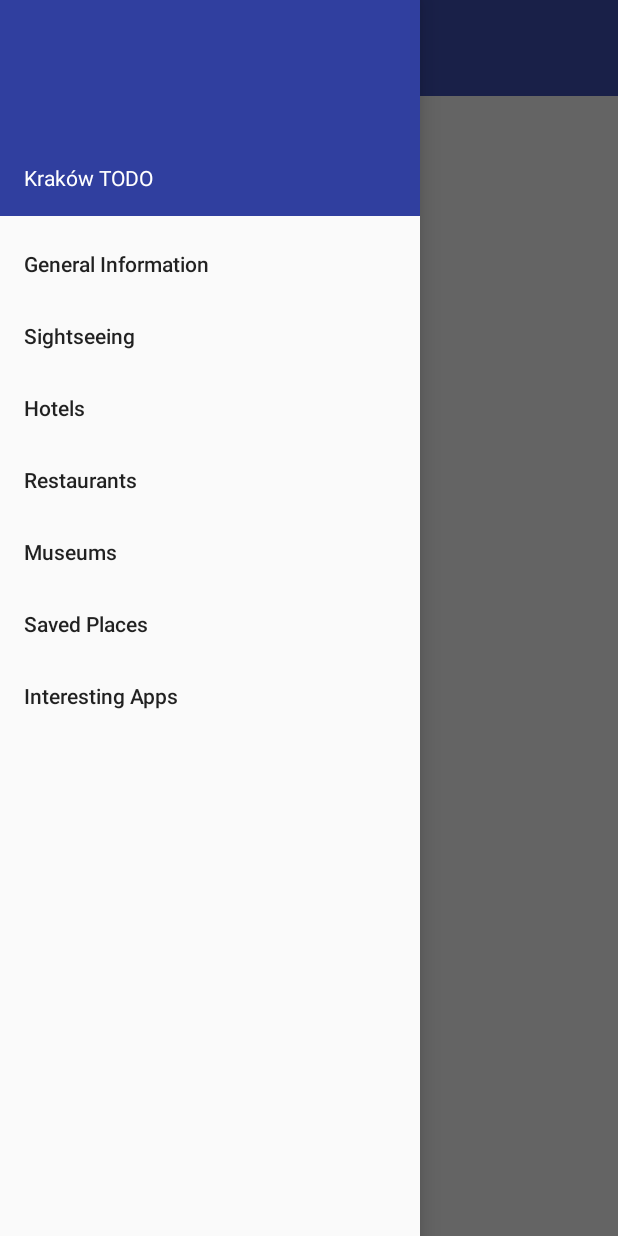
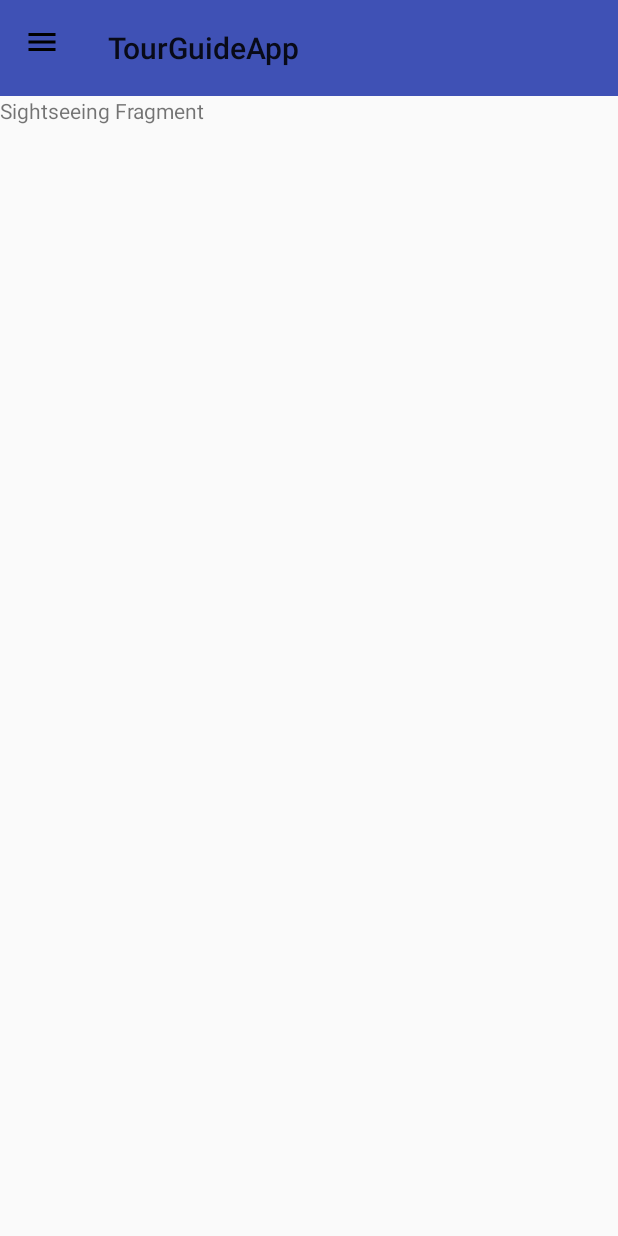
Before and after one commit to Rif7/TourGuideApp, an Android app: the screen it shows after launch (MainActivity), in the side drawer, after a tap on "Sightseeing", on a phone screen of 412 x 824 dp. Run offline under Robolectric (Android 15) with nearby library versions, the phone set to English and light mode, and no system bars.

Commit message:
Created two initial activities and added menu click handlers

```diff
--- a/app/build.gradle
+++ b/app/build.gradle
@@ -22,6 +22,7 @@
     implementation fileTree(dir: 'libs', include: ['*.jar'])
     implementation 'com.android.support:appcompat-v7:27.1.1'
     implementation 'com.android.support.constraint:constraint-layout:1.1.0'
+    implementation 'com.android.support:support-v4:27.1.1'
     testImplementation 'junit:junit:4.12'
     androidTestImplementation 'com.android.support.test:runner:1.0.1'
     androidTestImplementation 'com.android.support.test.espresso:espresso-core:3.0.1'
--- /dev/null
+++ b/app/src/main/java/com/example/android/tourguideapp/GeneralInformationFragment.java
@@ -0,0 +1,108 @@
+package com.example.android.tourguideapp;
+
+import android.content.Context;
+import android.net.Uri;
+import android.os.Bundle;
+import android.support.v4.app.Fragment;
+import android.view.LayoutInflater;
+import android.view.View;
+import android.view.ViewGroup;
+
+
+/**
+ * A simple {@link Fragment} subclass.
+ * Activities that contain this fragment must implement the
+ * {@link GeneralInformationFragment.OnFragmentInteractionListener} interface
+ * to handle interaction events.
+ * Use the {@link GeneralInformationFragment#newInstance} factory method to
+ * create an instance of this fragment.
+ */
+public class GeneralInformationFragment extends android.support.v4.app.Fragment  {
+    // TODO: Rename parameter arguments, choose names that match
+    // the fragment initialization parameters, e.g. ARG_ITEM_NUMBER
+    private static final String ARG_PARAM1 = "param1";
+    private static final String ARG_PARAM2 = "param2";
+
+    // TODO: Rename and change types of parameters
+    private String mParam1;
+    private String mParam2;
+
+    private OnFragmentInteractionListener mListener;
+
+    public GeneralInformationFragment() {
+        // Required empty public constructor
+    }
+
+    /**
+     * Use this factory method to create a new instance of
+     * this fragment using the provided parameters.
+     *
+     * @param param1 Parameter 1.
+     * @param param2 Parameter 2.
+     * @return A new instance of fragment GeneralInformationFragment.
+     */
+    // TODO: Rename and change types and number of parameters
+    public static GeneralInformationFragment newInstance(String param1, String param2) {
+        GeneralInformationFragment fragment = new GeneralInformationFragment();
+        Bundle args = new Bundle();
+        args.putString(ARG_PARAM1, param1);
+        args.putString(ARG_PARAM2, param2);
+        fragment.setArguments(args);
+        return fragment;
+    }
+
+    @Override
+    public void onCreate(Bundle savedInstanceState) {
+        super.onCreate(savedInstanceState);
+        if (getArguments() != null) {
+            mParam1 = getArguments().getString(ARG_PARAM1);
+            mParam2 = getArguments().getString(ARG_PARAM2);
+        }
+    }
+
+    @Override
+    public View onCreateView(LayoutInflater inflater, ViewGroup container,
+                             Bundle savedInstanceState) {
+        // Inflate the layout for this fragment
+        return inflater.inflate(R.layout.fragment_general_information, container, false);
+    }
+
+    // TODO: Rename method, update argument and hook method into UI event
+    public void onButtonPressed(Uri uri) {
+        if (mListener != null) {
+            mListener.onFragmentInteraction(uri);
+        }
+    }
+
+    @Override
+    public void onAttach(Context context) {
+        super.onAttach(context);
+        if (context instanceof OnFragmentInteractionListener) {
+            mListener = (OnFragmentInteractionListener) context;
+        } else {
+            throw new RuntimeException(context.toString()
+                    + " must implement OnFragmentInteractionListener");
+        }
+    }
+
+    @Override
+    public void onDetach() {
+        super.onDetach();
+        mListener = null;
+    }
+
+    /**
+     * This interface must be implemented by activities that contain this
+     * fragment to allow an interaction in this fragment to be communicated
+     * to the activity and potentially other fragments contained in that
+     * activity.
+     * <p>
+     * See the Android Training lesson <a href=
+     * "http://developer.android.com/training/basics/fragments/communicating.html"
+     * >Communicating with Other Fragments</a> for more information.
+     */
+    public interface OnFragmentInteractionListener {
+        // TODO: Update argument type and name
+        void onFragmentInteraction(Uri uri);
+    }
+}
--- a/app/src/main/java/com/example/android/tourguideapp/MainActivity.java
+++ b/app/src/main/java/com/example/android/tourguideapp/MainActivity.java
@@ -1,16 +1,28 @@
 package com.example.android.tourguideapp;
 
+
+import android.net.Uri;
+import android.support.design.widget.NavigationView;
+import android.support.v4.app.Fragment;
+import android.support.v4.app.FragmentManager;
+import android.support.v4.view.GravityCompat;
+import android.support.v4.widget.DrawerLayout;
 import android.support.v7.app.ActionBar;
 import android.support.v7.app.AppCompatActivity;
 import android.os.Bundle;
 import android.support.v7.widget.Toolbar;
+import android.view.MenuItem;
 
-public class MainActivity extends AppCompatActivity {
+public class MainActivity extends AppCompatActivity
+        implements SightseeingFragment.OnFragmentInteractionListener,
+        GeneralInformationFragment.OnFragmentInteractionListener {
+    private DrawerLayout mDrawerLayout;
 
     @Override
     protected void onCreate(Bundle savedInstanceState) {
         super.onCreate(savedInstanceState);
         setContentView(R.layout.activity_main);
+        mDrawerLayout = findViewById(R.id.drawer_layout);
 
         // Setting Toolbar
         Toolbar toolbar = findViewById(R.id.toolbar);
@@ -18,8 +30,71 @@
         ActionBar actionbar = getSupportActionBar();
         actionbar.setDisplayHomeAsUpEnabled(true);
         actionbar.setTitle(R.string.app_name);
-        actionbar.setHomeAsUpIndicator(R.mipmap.ic_launcher); // TODO
+        actionbar.setHomeAsUpIndicator(R.drawable.ic_menu_black); // TODO
 
+        // Adding initial fragment
+        FragmentManager fragmentManager = getSupportFragmentManager();
+        fragmentManager.beginTransaction().replace(R.id.main_fragment,
+                new GeneralInformationFragment()).commit();
+
+        NavigationView navigationView = findViewById(R.id.nav_view);
+        navigationView.setNavigationItemSelectedListener(
+            new NavigationView.OnNavigationItemSelectedListener() {
+                @Override
+                public boolean onNavigationItemSelected(MenuItem menuItem) {
+                    selectDrawerItem(menuItem);
+                    return true;
+                }
+            });
+
+    }
+
+    public void selectDrawerItem(MenuItem menuItem) {
+        // Create a new fragment and specify the fragment to show based on nav item clicked
+        Fragment fragment = null;
+        Class fragmentClass;
+        switch(menuItem.getItemId()) {
+            case R.id.mnu_general_information:
+                fragmentClass = GeneralInformationFragment.class;
+                break;
+            case R.id.mnu_sightseeing:
+                fragmentClass = SightseeingFragment.class;
+                break;
+            default:
+                fragmentClass = GeneralInformationFragment.class;
+        }
+        try {
+            fragment = (Fragment) fragmentClass.newInstance();
+        } catch (Exception e) {
+            e.printStackTrace();
+        }
+        // Insert the fragment by replacing any existing fragment
+        FragmentManager fragmentManager = getSupportFragmentManager();
+        fragmentManager.beginTransaction().replace(R.id.main_fragment, fragment).commit();
+
+        // Highlight the selected item has been done by NavigationView
+        menuItem.setChecked(true);
+        // Set action bar title
+        setTitle(menuItem.getTitle());
+        // Close the navigation drawer
+        mDrawerLayout.closeDrawers();
+
+    }
+
+
+    @Override
+    public boolean onOptionsItemSelected(MenuItem item) {
+        switch (item.getItemId()) {
+            case android.R.id.home:
+                mDrawerLayout.openDrawer(GravityCompat.START);
+                return true;
+        }
+        return super.onOptionsItemSelected(item);
+    }
+
+
+    @Override
+    public void onFragmentInteraction(Uri uri) {
 
     }
 }
--- /dev/null
+++ b/app/src/main/java/com/example/android/tourguideapp/SightseeingFragment.java
@@ -0,0 +1,108 @@
+package com.example.android.tourguideapp;
+
+import android.content.Context;
+import android.net.Uri;
+import android.os.Bundle;
+import android.support.v4.app.Fragment;
+import android.view.LayoutInflater;
+import android.view.View;
+import android.view.ViewGroup;
+
+
+/**
+ * A simple {@link Fragment} subclass.
+ * Activities that contain this fragment must implement the
+ * {@link SightseeingFragment.OnFragmentInteractionListener} interface
+ * to handle interaction events.
+ * Use the {@link SightseeingFragment#newInstance} factory method to
+ * create an instance of this fragment.
+ */
+public class SightseeingFragment extends android.support.v4.app.Fragment  {
+    // TODO: Rename parameter arguments, choose names that match
+    // the fragment initialization parameters, e.g. ARG_ITEM_NUMBER
+    private static final String ARG_PARAM1 = "param1";
+    private static final String ARG_PARAM2 = "param2";
+
+    // TODO: Rename and change types of parameters
+    private String mParam1;
+    private String mParam2;
+
+    private OnFragmentInteractionListener mListener;
+
+    public SightseeingFragment() {
+        // Required empty public constructor
+    }
+
+    /**
+     * Use this factory method to create a new instance of
+     * this fragment using the provided parameters.
+     *
+     * @param param1 Parameter 1.
+     * @param param2 Parameter 2.
+     * @return A new instance of fragment SightseeingFragment.
+     */
+    // TODO: Rename and change types and number of parameters
+    public static SightseeingFragment newInstance(String param1, String param2) {
+        SightseeingFragment fragment = new SightseeingFragment();
+        Bundle args = new Bundle();
+        args.putString(ARG_PARAM1, param1);
+        args.putString(ARG_PARAM2, param2);
+        fragment.setArguments(args);
+        return fragment;
+    }
+
+    @Override
+    public void onCreate(Bundle savedInstanceState) {
+        super.onCreate(savedInstanceState);
+        if (getArguments() != null) {
+            mParam1 = getArguments().getString(ARG_PARAM1);
+            mParam2 = getArguments().getString(ARG_PARAM2);
+        }
+    }
+
+    @Override
+    public View onCreateView(LayoutInflater inflater, ViewGroup container,
+                             Bundle savedInstanceState) {
+        // Inflate the layout for this fragment
+        return inflater.inflate(R.layout.fragment_sightseeing, container, false);
+    }
+
+    // TODO: Rename method, update argument and hook method into UI event
+    public void onButtonPressed(Uri uri) {
+        if (mListener != null) {
+            mListener.onFragmentInteraction(uri);
+        }
+    }
+
+    @Override
+    public void onAttach(Context context) {
+        super.onAttach(context);
+        if (context instanceof OnFragmentInteractionListener) {
+            mListener = (OnFragmentInteractionListener) context;
+        } else {
+            throw new RuntimeException(context.toString()
+                    + " must implement OnFragmentInteractionListener");
+        }
+    }
+
+    @Override
+    public void onDetach() {
+        super.onDetach();
+        mListener = null;
+    }
+
+    /**
+     * This interface must be implemented by activities that contain this
+     * fragment to allow an interaction in this fragment to be communicated
+     * to the activity and potentially other fragments contained in that
+     * activity.
+     * <p>
+     * See the Android Training lesson <a href=
+     * "http://developer.android.com/training/basics/fragments/communicating.html"
+     * >Communicating with Other Fragments</a> for more information.
+     */
+    public interface OnFragmentInteractionListener {
+        // TODO: Update argument type and name
+        void onFragmentInteraction(Uri uri);
+    }
+}
--- /dev/null
+++ b/app/src/main/res/drawable/ic_menu_black.xml
@@ -0,0 +1,9 @@
+<vector xmlns:android="http://schemas.android.com/apk/res/android"
+        android:width="24dp"
+        android:height="24dp"
+        android:viewportWidth="24.0"
+        android:viewportHeight="24.0">
+    <path
+        android:fillColor="#FF000000"
+        android:pathData="M3,18h18v-2L3,16v2zM3,13h18v-2L3,11v2zM3,6v2h18L21,6L3,6z"/>
+</vector>
--- a/app/src/main/res/layout/activity_main.xml
+++ b/app/src/main/res/layout/activity_main.xml
@@ -4,12 +4,12 @@
     android:layout_height="match_parent"
     android:fitsSystemWindows="true">
 
-    <android.support.v7.widget.Toolbar
-        android:id="@+id/toolbar"
+    <FrameLayout
+        android:id="@+id/main_fragment"
+        android:layout_marginTop="@dimen/action_bar_height"
         android:layout_width="match_parent"
-        android:layout_height="@dimen/action_bar_height"
-        android:background="@color/colorPrimary"
-        android:theme="@style/ThemeOverlay.AppCompat.ActionBar" />
+        android:layout_height="match_parent">
+    </FrameLayout>
 
     <android.support.v4.widget.DrawerLayout xmlns:android="http://schemas.android.com/apk/res/android"
         xmlns:app="http://schemas.android.com/apk/res-auto"
@@ -20,7 +20,16 @@
         <FrameLayout
             android:id="@+id/content_frame"
             android:layout_width="match_parent"
-            android:layout_height="match_parent" />
+            android:layout_height="match_parent">
+
+            <android.support.v7.widget.Toolbar
+                android:id="@+id/toolbar"
+                android:layout_width="match_parent"
+                android:layout_height="@dimen/action_bar_height"
+                android:background="@color/colorPrimary"
+                android:theme="@style/ThemeOverlay.AppCompat.ActionBar" />
+
+        </FrameLayout>
 
         <android.support.design.widget.NavigationView
             android:id="@+id/nav_view"
--- /dev/null
+++ b/app/src/main/res/layout/fragment_sightseeing.xml
@@ -0,0 +1,14 @@
+<?xml version="1.0" encoding="utf-8"?>
+<FrameLayout xmlns:android="http://schemas.android.com/apk/res/android"
+    xmlns:tools="http://schemas.android.com/tools"
+    android:layout_width="match_parent"
+    android:layout_height="match_parent"
+    tools:context=".SightseeingFragment">
+
+    <!-- TODO: Update blank fragment layout -->
+    <TextView
+        android:layout_width="match_parent"
+        android:layout_height="match_parent"
+        android:text="Sightseeing Fragment" />
+
+</FrameLayout>
--- a/app/src/main/res/values/strings.xml
+++ b/app/src/main/res/values/strings.xml
@@ -7,4 +7,7 @@
     <string name="museums">Museums</string>
     <string name="saved_places">Saved Places</string>
     <string name="interesting_apps">Interesting Apps</string>
+
+    <!-- TODO: Remove or change this placeholder text -->
+    <string name="hello_blank_fragment">Hello blank fragment</string>
 </resources>
```
Also changed, not shown: app/src/main/res/layout/fragment_general_information.xml (added, +14 -0 lines).
